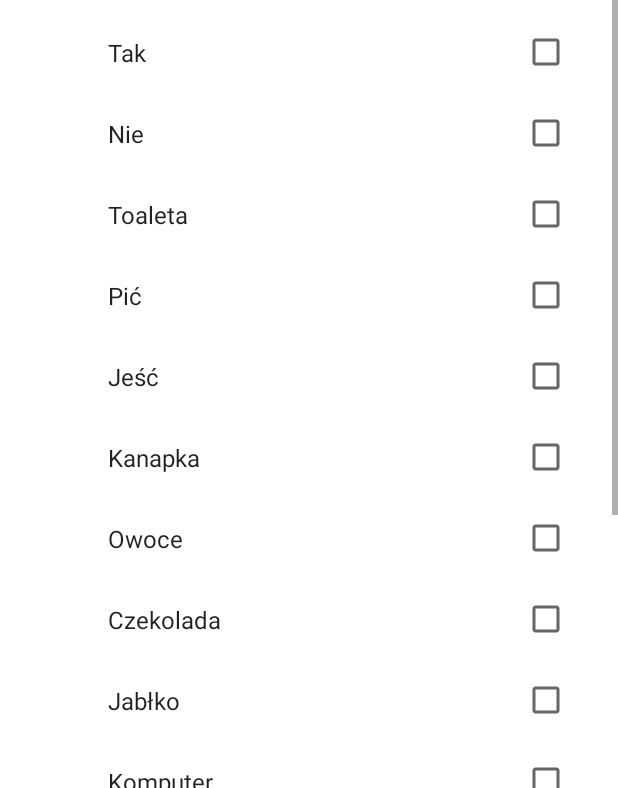
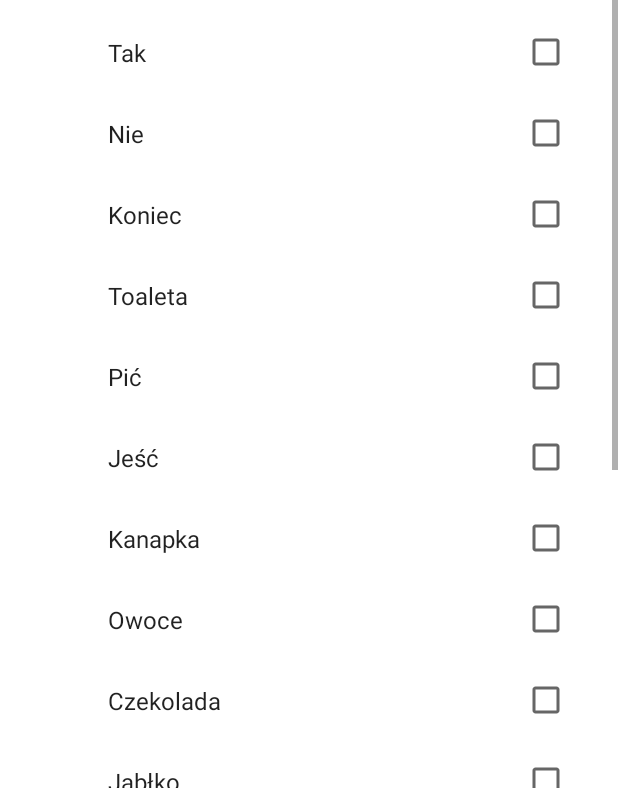
Before and after one commit to jacikb/Pictograms, an Android app: the screen it shows after launch (SettingsActivity), in the options menu, after a tap on "Ustawienia", on a phone screen of 412 x 824 dp, the part 448-1236 px from its top. Run offline under Robolectric (Android 15) with nearby library versions, the light colour scheme and no system bars; our stand-ins replace androidx.preference.

Commit message:
add pictogram finish

```diff
--- a/app/src/main/java/jacek/brzezinski/piktogramy/MainActivity.java
+++ b/app/src/main/java/jacek/brzezinski/piktogramy/MainActivity.java
@@ -116,6 +116,10 @@ public class MainActivity extends AppCompatActivity {
             logos.add(R.drawable.nie);
             audios.add(R.raw.nie);
         }
+        if (prefs.getBoolean("p_koniec", true)) {
+            logos.add(R.drawable.koniec);
+            audios.add(R.raw.koniec);
+        }
         if (prefs.getBoolean("p_toaleta", true)) {
             logos.add(R.drawable.toaleta);
             audios.add(R.raw.toaleta);
--- a/app/src/main/res/xml/root_preferences.xml
+++ b/app/src/main/res/xml/root_preferences.xml
@@ -24,6 +24,9 @@
         <CheckBoxPreference
             app:key="p_nie"
             app:title="Nie" />
+        <CheckBoxPreference
+            app:key="p_koniec"
+            app:title="Koniec" />
         <CheckBoxPreference
             app:key="p_toaleta"
             app:title="Toaleta" />
```
Also changed, not shown: app/src/main/res/drawable-v24/koniec.jpg (added), 1 other file.
